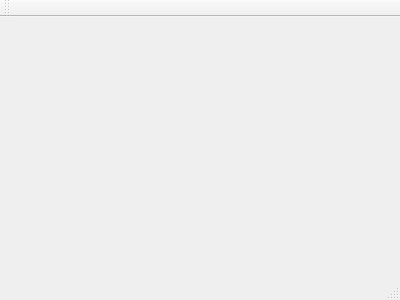
Above: mainwindow.ui from RuslanBarcho/Vending-machine-courcework before the change. Below: the same form after it.
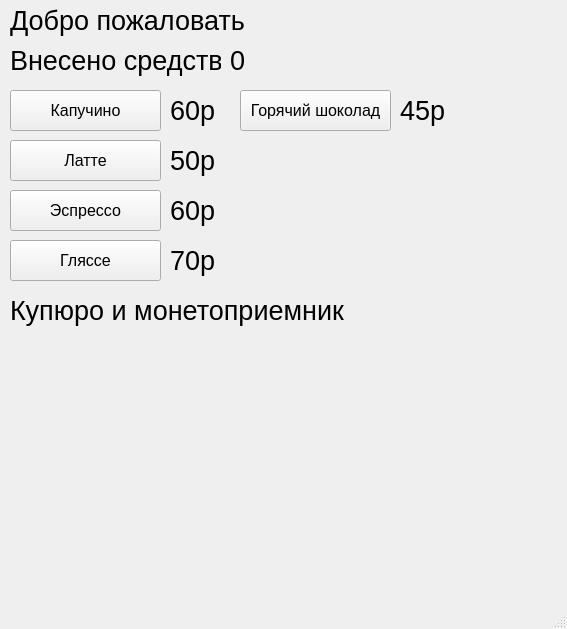
That is the form after the change.

```diff
--- a/mainwindow.ui
+++ b/mainwindow.ui
@@ -1,24 +1,311 @@
 <ui version="4.0">
  <class>MainWindow</class>
- <widget class="QMainWindow" name="MainWindow" >
-  <property name="geometry" >
+ <widget class="QMainWindow" name="MainWindow">
+  <property name="geometry">
    <rect>
     <x>0</x>
     <y>0</y>
-    <width>400</width>
-    <height>300</height>
+    <width>567</width>
+    <height>629</height>
    </rect>
   </property>
   <property name="windowTitle" >
    <string>MainWindow</string>
   </property>
-  <widget class="QMenuBar" name="menuBar" />
-  <widget class="QToolBar" name="mainToolBar" />
-  <widget class="QWidget" name="centralWidget" />
-  <widget class="QStatusBar" name="statusBar" />
+  <widget class="QWidget" name="centralWidget">
+   <widget class="QLabel" name="label_service">
+    <property name="geometry">
+     <rect>
+      <x>10</x>
+      <y>0</y>
+      <width>501</width>
+      <height>41</height>
+     </rect>
+    </property>
+    <property name="font">
+     <font>
+      <pointsize>20</pointsize>
+     </font>
+    </property>
+    <property name="text">
+     <string>Добро пожаловать</string>
+    </property>
+    <property name="margin">
+     <number>0</number>
+    </property>
+   </widget>
+   <widget class="QLabel" name="label_service_2">
+    <property name="geometry">
+     <rect>
+      <x>10</x>
+      <y>40</y>
+      <width>211</width>
+      <height>41</height>
+     </rect>
+    </property>
+    <property name="font">
+     <font>
+      <pointsize>20</pointsize>
+     </font>
+    </property>
+    <property name="text">
+     <string>Внесено средств:</string>
+    </property>
+    <property name="margin">
+     <number>0</number>
+    </property>
+   </widget>
+   <widget class="QLabel" name="label_service_3">
+    <property name="geometry">
+     <rect>
+      <x>230</x>
+      <y>40</y>
+      <width>281</width>
+      <height>41</height>
+     </rect>
+    </property>
+    <property name="font">
+     <font>
+      <pointsize>20</pointsize>
+     </font>
+    </property>
+    <property name="text">
+     <string>0</string>
+    </property>
+    <property name="margin">
+     <number>0</number>
+    </property>
+   </widget>
+   <widget class="QLabel" name="label_service_4">
+    <property name="geometry">
+     <rect>
+      <x>10</x>
+      <y>290</y>
+      <width>501</width>
+      <height>41</height>
+     </rect>
+    </property>
+    <property name="font">
+     <font>
+      <pointsize>20</pointsize>
+     </font>
+    </property>
+    <property name="text">
+     <string>Купюро и монетоприемник</string>
+    </property>
+    <property name="margin">
+     <number>0</number>
+    </property>
+   </widget>
+   <widget class="QPushButton" name="pushButton">
+    <property name="geometry">
+     <rect>
+      <x>10</x>
+      <y>90</y>
+      <width>151</width>
+      <height>41</height>
+     </rect>
+    </property>
+    <property name="font">
+     <font>
+      <pointsize>12</pointsize>
+     </font>
+    </property>
+    <property name="text">
+     <string>Капучино</string>
+    </property>
+   </widget>
+   <widget class="QPushButton" name="pushButton_2">
+    <property name="geometry">
+     <rect>
+      <x>10</x>
+      <y>140</y>
+      <width>151</width>
+      <height>41</height>
+     </rect>
+    </property>
+    <property name="font">
+     <font>
+      <pointsize>12</pointsize>
+     </font>
+    </property>
+    <property name="text">
+     <string>Латте</string>
+    </property>
+   </widget>
+   <widget class="QPushButton" name="pushButton_3">
+    <property name="geometry">
+     <rect>
+      <x>10</x>
+      <y>190</y>
+      <width>151</width>
+      <height>41</height>
+     </rect>
+    </property>
+    <property name="font">
+     <font>
+      <pointsize>12</pointsize>
+     </font>
+    </property>
+    <property name="text">
+     <string>Эспрессо</string>
+    </property>
+   </widget>
+   <widget class="QPushButton" name="pushButton_4">
+    <property name="geometry">
+     <rect>
+      <x>10</x>
+      <y>240</y>
+      <width>151</width>
+      <height>41</height>
+     </rect>
+    </property>
+    <property name="font">
+     <font>
+      <pointsize>12</pointsize>
+     </font>
+    </property>
+    <property name="text">
+     <string>Гляссе</string>
+    </property>
+   </widget>
+   <widget class="QLabel" name="label_service_5">
+    <property name="geometry">
+     <rect>
+      <x>170</x>
+      <y>90</y>
+      <width>51</width>
+      <height>41</height>
+     </rect>
+    </property>
+    <property name="font">
+     <font>
+      <pointsize>20</pointsize>
+     </font>
+    </property>
+    <property name="text">
+     <string>60р</string>
+    </property>
+    <property name="margin">
+     <number>0</number>
+    </property>
+   </widget>
+   <widget class="QLabel" name="label_service_6">
+    <property name="geometry">
+     <rect>
+      <x>170</x>
+      <y>140</y>
+      <width>51</width>
+      <height>41</height>
+     </rect>
+    </property>
+    <property name="font">
+     <font>
+      <pointsize>20</pointsize>
+     </font>
+    </property>
+    <property name="text">
+     <string>50р</string>
+    </property>
+    <property name="margin">
+     <number>0</number>
+    </property>
+   </widget>
+   <widget class="QLabel" name="label_service_7">
+    <property name="geometry">
+     <rect>
+      <x>170</x>
+      <y>190</y>
+      <width>51</width>
+      <height>41</height>
+     </rect>
+    </property>
+    <property name="font">
+     <font>
+      <pointsize>20</pointsize>
+     </font>
+    </property>
+    <property name="text">
+     <string>60р</string>
+    </property>
+    <property name="margin">
+     <number>0</number>
+    </property>
+   </widget>
+   <widget class="QLabel" name="label_service_8">
+    <property name="geometry">
+     <rect>
+      <x>170</x>
+      <y>240</y>
+      <width>51</width>
+      <height>41</height>
+     </rect>
+    </property>
+    <property name="font">
+     <font>
+      <pointsize>20</pointsize>
+     </font>
+    </property>
+    <property name="text">
+     <string>70р</string>
+    </property>
+    <property name="margin">
+     <number>0</number>
+    </property>
+   </widget>
+   <widget class="QPushButton" name="pushButton_5">
+    <property name="geometry">
+     <rect>
+      <x>240</x>
+      <y>90</y>
+      <width>151</width>
+      <height>41</height>
+     </rect>
+    </property>
+    <property name="font">
+     <font>
+      <pointsize>12</pointsize>
+     </font>
+    </property>
+    <property name="text">
+     <string>Горячий шоколад</string>
+    </property>
+   </widget>
+   <widget class="QLabel" name="label_service_9">
+    <property name="geometry">
+     <rect>
+      <x>400</x>
+      <y>90</y>
+      <width>51</width>
+      <height>41</height>
+     </rect>
+    </property>
+    <property name="font">
+     <font>
+      <pointsize>20</pointsize>
+     </font>
+    </property>
+    <property name="text">
+     <string>45р</string>
+    </property>
+    <property name="margin">
+     <number>0</number>
+    </property>
+   </widget>
+  </widget>
+  <widget class="QMenuBar" name="menuBar">
+   <property name="geometry">
+    <rect>
+     <x>0</x>
+     <y>0</y>
+     <width>567</width>
+     <height>20</height>
+    </rect>
+   </property>
+  </widget>
+  <widget class="QStatusBar" name="statusBar"/>
  </widget>
- <layoutDefault spacing="6" margin="11" />
- <pixmapfunction></pixmapfunction>
+ <layoutdefault spacing="6" margin="11"/>
  <resources/>
  <connections/>
 </ui>
```
Left out of the diff: 3 changed lines with no effect on the pictures.
